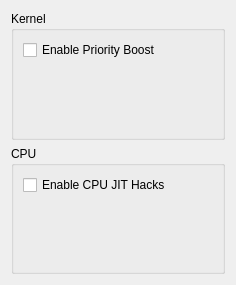
grimtnt/citra, file src/citra_qt/configuration/configure_hacks.ui: the form before one commit.
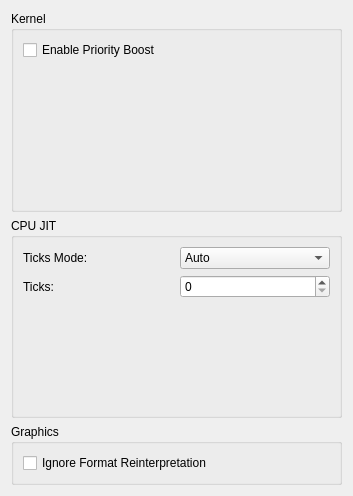
The form after the commit.

Commit message: Re-add ticks hack & Move ignore format reinterpretation to Hacks

```diff
--- a/src/citra_qt/configuration/configure_hacks.ui
+++ b/src/citra_qt/configuration/configure_hacks.ui
@@ -6,8 +6,8 @@
    <rect>
     <x>0</x>
     <y>0</y>
-    <width>236</width>
-    <height>285</height>
+    <width>353</width>
+    <height>496</height>
    </rect>
   </property>
   <property name="windowTitle">
@@ -17,7 +17,7 @@
    <item>
     <layout class="QVBoxLayout" name="verticalLayout_3">
      <item>
-      <widget class="QGroupBox" name="groupbox_hacks">
+      <widget class="QGroupBox" name="groupBox">
        <property name="title">
         <string>Kernel</string>
        </property>
@@ -49,27 +49,58 @@
       </widget>
      </item>
      <item>
-      <widget class="QGroupBox" name="groupBox">
+      <widget class="QGroupBox" name="groupBox_2">
        <property name="title">
-        <string>CPU</string>
+        <string>CPU JIT</string>
        </property>
        <layout class="QVBoxLayout" name="verticalLayout_2">
         <item>
-         <widget class="QCheckBox" name="toggle_cpu_jit_hacks">
-          <property name="toolTip">
-           <string>&lt;!DOCTYPE HTML PUBLIC &quot;-//W3C//DTD HTML 4.0//EN&quot; &quot;http://www.w3.org/TR/REC-html40/strict.dtd&quot;&gt;
-&lt;html&gt;&lt;head&gt;&lt;meta name=&quot;qrichtext&quot; content=&quot;1&quot; /&gt;&lt;style type=&quot;text/css&quot;&gt;
-p, li { white-space: pre-wrap; }
-&lt;/style&gt;&lt;/head&gt;&lt;body style=&quot; font-family:'MS Shell Dlg 2'; font-size:8pt; font-weight:400; font-style:normal;&quot;&gt;
-&lt;p style=&quot; margin-top:0px; margin-bottom:0px; margin-left:0px; margin-right:0px; -qt-block-indent:0; text-indent:0px;&quot;&gt;Tomodachi Life: Fixes Miis stopping talking after a moment.&lt;/p&gt;
-&lt;p style=&quot; margin-top:0px; margin-bottom:0px; margin-left:0px; margin-right:0px; -qt-block-indent:0; text-indent:0px;&quot;&gt;Pokémon: Faster FMV.&lt;/p&gt;
-&lt;p style=&quot; margin-top:0px; margin-bottom:0px; margin-left:0px; margin-right:0px; -qt-block-indent:0; text-indent:0px;&quot;&gt;Monster Hunter Stories: Better speed.&lt;/p&gt;
-&lt;p style=&quot; margin-top:0px; margin-bottom:0px; margin-left:0px; margin-right:0px; -qt-block-indent:0; text-indent:0px;&quot;&gt;Luigi's Mansion 2 / Luigi's Mansion: Dark Moon: Better speed.&lt;/p&gt;&lt;/body&gt;&lt;/html&gt;</string>
-          </property>
-          <property name="text">
-           <string>Enable CPU JIT Hacks</string>
-          </property>
-         </widget>
+         <layout class="QHBoxLayout" name="horizontalLayout">
+          <item>
+           <widget class="QLabel" name="label">
+            <property name="text">
+             <string>Ticks Mode:</string>
+            </property>
+           </widget>
+          </item>
+          <item>
+           <widget class="QComboBox" name="combo_ticks_mode">
+            <item>
+             <property name="text">
+              <string>Auto</string>
+             </property>
+            </item>
+            <item>
+             <property name="text">
+              <string>Accurate</string>
+             </property>
+            </item>
+            <item>
+             <property name="text">
+              <string>Custom</string>
+             </property>
+            </item>
+           </widget>
+          </item>
+         </layout>
+        </item>
+        <item>
+         <layout class="QHBoxLayout" name="horizontalLayout_3">
+          <item>
+           <widget class="QLabel" name="label_2">
+            <property name="text">
+             <string>Ticks:</string>
+            </property>
+           </widget>
+          </item>
+          <item>
+           <widget class="QSpinBox" name="spinbox_ticks">
+            <property name="maximum">
+             <number>999999999</number>
+            </property>
+           </widget>
+          </item>
+         </layout>
         </item>
         <item>
          <spacer name="verticalSpacer_2">
@@ -87,6 +118,22 @@
        </layout>
       </widget>
      </item>
+     <item>
+      <widget class="QGroupBox" name="groupBox_3">
+       <property name="title">
+        <string>Graphics</string>
+       </property>
+       <layout class="QVBoxLayout" name="verticalLayout_4">
+        <item>
+         <widget class="QCheckBox" name="toggle_bos">
+          <property name="text">
+           <string>Ignore Format Reinterpretation</string>
+          </property>
+         </widget>
+        </item>
+       </layout>
+      </widget>
+     </item>
     </layout>
    </item>
   </layout>
```
The commit also changes 11 other files.
